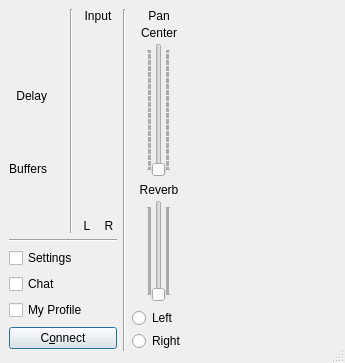
Before: the Qt Designer form src/clientdlgbase.ui in jamulussoftware/jamulus, drawn with Qt 5.
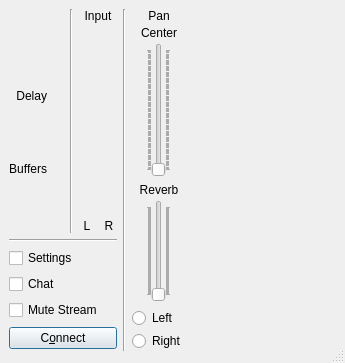
After: the same form once the commit is applied. Icons and pictures are not drawn. Custom widgets are drawn as their Qt base class.

Commit message: support Mute button for own audio #75

The edit to the form file:
```diff
--- a/src/clientdlgbase.ui
+++ b/src/clientdlgbase.ui
@@ -341,7 +341,7 @@
         <item>
          <widget class="QCheckBox" name="chbProfile">
           <property name="text">
-           <string>My Profile</string>
+           <string>Mute Stream</string>
           </property>
          </widget>
         </item>
```
Left out of the diff: 2 changed lines with no effect on the pictures. The commit also changes 4 other files.
